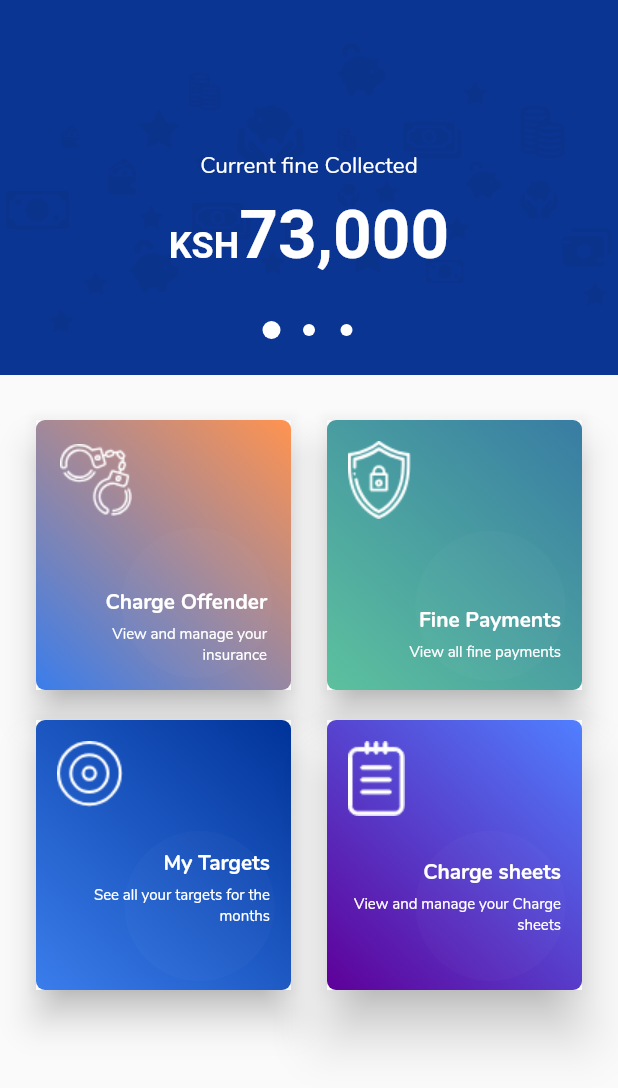
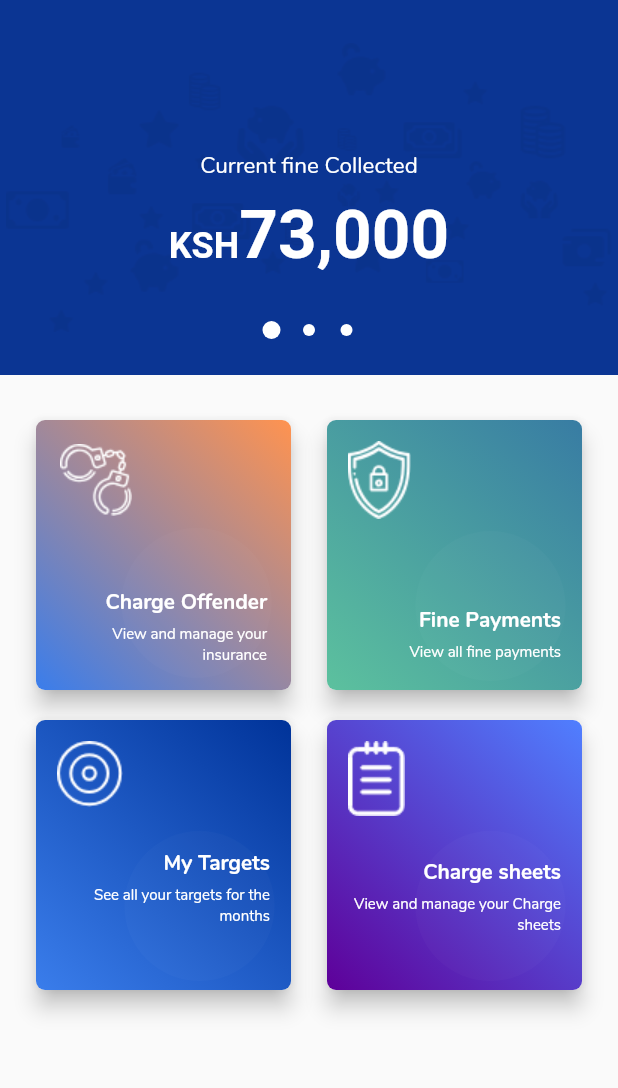
Before and after one commit to chiebuka39/kenya_app, a Flutter app: the DashboardScreen screen opened directly, on a phone screen of 412 x 824 dp. Shown: the top 1088 px of the screen. Run offline on Flutter 3.47's test engine with Material 2 defaults, Android fonts, the phone set to English and light mode, and no system bars.

```diff
--- a/lib/screens/dashboard.dart
+++ b/lib/screens/dashboard.dart
@@ -163,7 +163,8 @@ class _DashboardScreenState extends State<DashboardScreen> {
                         child: Container(),
                       ),
                       Material(
-                        elevation: 10,
+                        elevation: 6,
+                        shape: RoundedRectangleBorder(borderRadius: BorderRadius.circular(6.0)),
                         child: Container(
                           width: 170,
                           height: containerHeight,
@@ -241,7 +242,8 @@ class _DashboardScreenState extends State<DashboardScreen> {
                         child: Container(),
                       ),
                       Material(
-                        elevation: 10,
+                        elevation: 6,
+                        shape: RoundedRectangleBorder(borderRadius: BorderRadius.circular(6.0)),
                         child: Container(
                           width: 170,
                           height: containerHeight,
@@ -330,7 +332,8 @@ class _DashboardScreenState extends State<DashboardScreen> {
                         child: Container(),
                       ),
                       Material(
-                        elevation: 10,
+                        elevation: 6,
+                        shape: RoundedRectangleBorder(borderRadius: BorderRadius.circular(6.0)),
                         child: Container(
                           width: 170,
                           height: containerHeight,
@@ -409,7 +412,8 @@ class _DashboardScreenState extends State<DashboardScreen> {
                         child: Container(),
                       ),
                       Material(
-                        elevation: 15,
+                        shape: RoundedRectangleBorder(borderRadius: BorderRadius.circular(6.0)),
+                        elevation: 6,
                         child: Container(
                           width: 170,
                           height: containerHeight,
```
